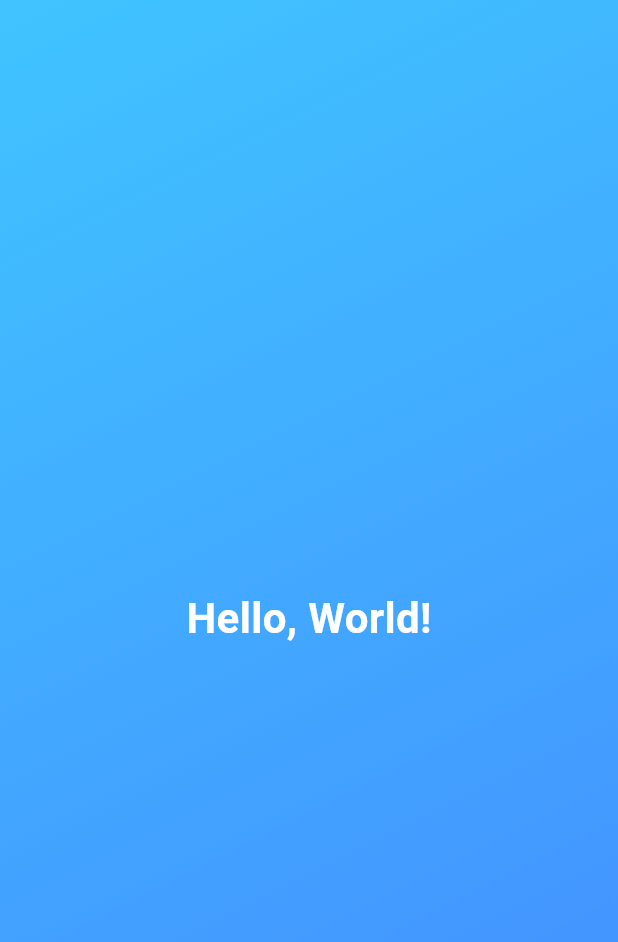
After one commit to ThanakornBenjamin/first_app, a Flutter app: the screen it shows after launch, on a phone screen of 412 x 824 dp. The commit adds this screen. Shown: the top 942 px of the screen. Run offline on Flutter 3.47's test engine with Material 3 defaults, Android fonts, the phone set to English and light mode, and no system bars.

Commit message:
refactor: extract gradient background and text into a new `GradientContainer` widget.

```diff
--- /dev/null
+++ b/lib/gradient_container.dart
@@ -0,0 +1,28 @@
+import 'package:flutter/material.dart';
+
+class GradientContainer extends StatelessWidget {
+  const GradientContainer({super.key});
+
+  @override
+  Widget build(BuildContext context) {
+    return Container(
+      decoration: const BoxDecoration(
+        gradient: LinearGradient(
+          colors: [Colors.lightBlueAccent, Colors.blueAccent],
+          begin: Alignment.topLeft,
+          end: Alignment.bottomRight,
+        ),
+      ),
+      child: const Center(
+        child: Text(
+          'Hello, World!',
+          style: TextStyle(
+            color: Colors.white,
+            fontSize: 28,
+            fontWeight: FontWeight.bold,
+          ),
+        ),
+      ),
+    );
+  }
+}
```
Also changed, not shown: lib/main.dart (+2 -25 lines).
